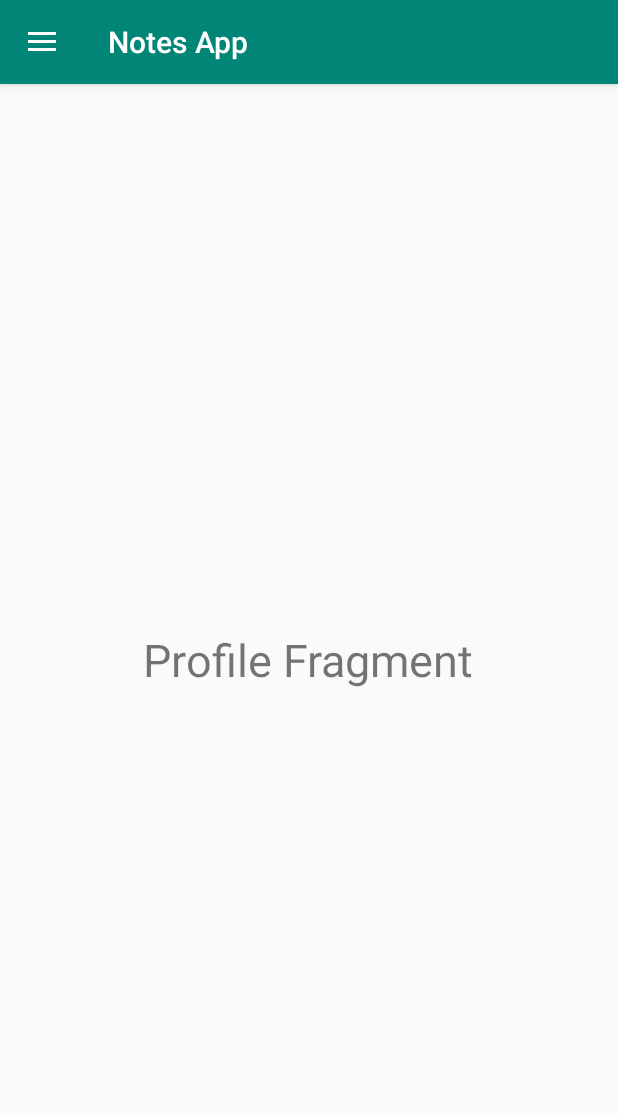
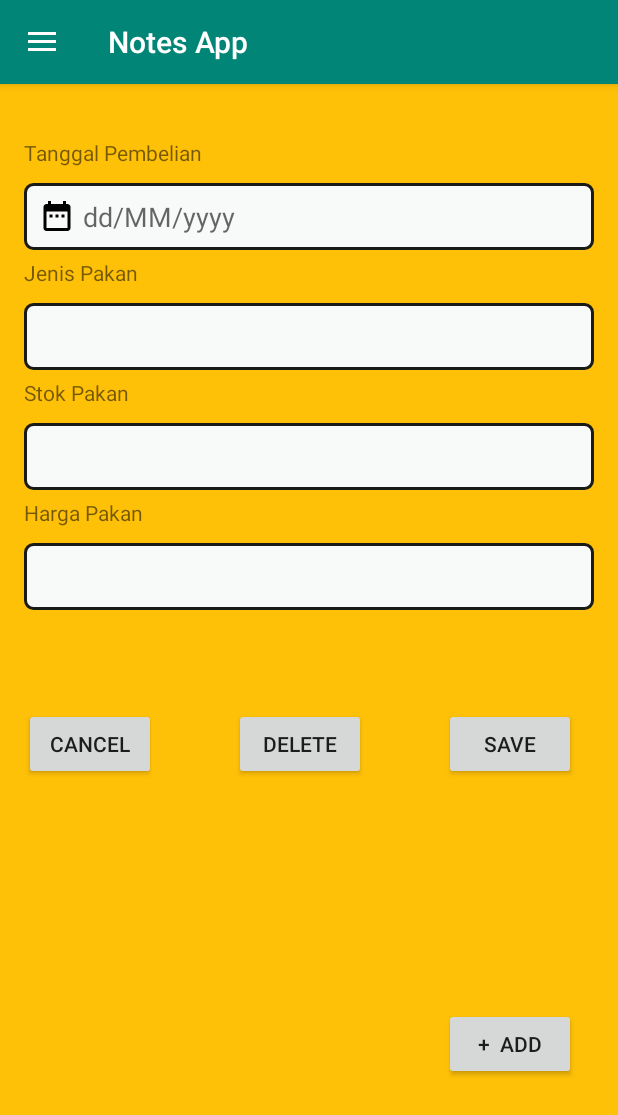
Before and after one commit to aishandavaniaa/pitik, an Android app: the screen it shows after launch (MainActivity), in the side drawer, after a tap on "Profile", on a phone screen of 412 x 824 dp. Shown: the top 1115 px of the screen. Run offline under Robolectric (Android 15) with nearby library versions, the phone set to English and light mode, and no system bars.

Commit message:
data pakan

```diff
--- a/app/src/main/java/com/example/user/navigationdrawersample/ProfileFragment.java
+++ b/app/src/main/java/com/example/user/navigationdrawersample/ProfileFragment.java
@@ -13,5 +13,6 @@ public class ProfileFragment extends Fragment {
     @Override
     public View onCreateView(@NonNull LayoutInflater inflater, @Nullable ViewGroup container, @Nullable Bundle savedInstanceState) {
         return inflater.inflate(R.layout.fragment_profile_layout,container,false);
+
     }
 }
--- /dev/null
+++ b/app/src/main/res/drawable/ic_baseline_date_range_24.xml
@@ -0,0 +1,5 @@
+<vector android:autoMirrored="true" android:height="24dp"
+    android:tint="#000000" android:viewportHeight="24"
+    android:viewportWidth="24" android:width="24dp" xmlns:android="http://schemas.android.com/apk/res/android">
+    <path android:fillColor="@android:color/white" android:pathData="M9,11L7,11v2h2v-2zM13,11h-2v2h2v-2zM17,11h-2v2h2v-2zM19,4h-1L18,2h-2v2L8,4L8,2L6,2v2L5,4c-1.11,0 -1.99,0.9 -1.99,2L3,20c0,1.1 0.89,2 2,2h14c1.1,0 2,-0.9 2,-2L21,6c0,-1.1 -0.9,-2 -2,-2zM19,20L5,20L5,9h14v11z"/>
+</vector>
--- /dev/null
+++ b/app/src/main/res/drawable/round3.xml
@@ -0,0 +1,16 @@
+<?xml version="1.0" encoding="utf-8"?>
+<!--  res/drawable/rounded_edittext.xml -->
+<shape xmlns:android="http://schemas.android.com/apk/res/android"
+    android:shape="rectangle"
+    android:padding="10dp">
+    <gradient android:angle="270"
+        android:endColor="#FFFFFF" android:startColor="#FFFFFF" />
+    <stroke android:width="2dp" android:color="#191B18" />
+
+    <solid android:color="#F8FAF9"/>
+    <corners
+        android:bottomRightRadius="5dp"
+        android:bottomLeftRadius="5dp"
+        android:topLeftRadius="5dp"
+        android:topRightRadius="5dp" />
+</shape>
--- a/app/src/main/res/layout/fragment_profile_layout.xml
+++ b/app/src/main/res/layout/fragment_profile_layout.xml
@@ -1,12 +1,142 @@
 <?xml version="1.0" encoding="utf-8"?>
-<RelativeLayout xmlns:android="http://schemas.android.com/apk/res/android"
-    android:layout_width="match_parent" android:layout_height="match_parent">
-
+<FrameLayout xmlns:android="http://schemas.android.com/apk/res/android"
+    android:layout_width="match_parent" android:layout_height="match_parent"
+    xmlns:tools="http://schemas.android.com/tools"
+    android:orientation="horizontal"
+    android:paddingBottom="16dp"
+    android:paddingLeft="16dp"
+    android:paddingRight="16dp"
+    android:paddingTop="16dp"
+    android:background="#FFC107">
     <TextView
         android:layout_width="wrap_content"
         android:layout_height="wrap_content"
-        android:text="Profile Fragment"
+        android:text=""
         android:textSize="30sp"
         android:layout_centerInParent="true"/>
 
-</RelativeLayout>
+    <EditText
+        android:id="@+id/editText1"
+        android:layout_width="match_parent"
+        android:layout_height="wrap_content"
+        android:layout_below="@+id/textView1"
+        android:layout_alignLeft="@+id/textView1"
+        android:layout_marginTop="50dp"
+        android:background="@drawable/round3"
+        android:drawableLeft="@drawable/ic_baseline_date_range_24"
+        android:drawablePadding="5dp"
+        android:hint="dd/MM/yyyy"
+        android:inputType="number"
+        android:maxLength="10"
+        android:padding="10dp">
+
+        <requestFocus />
+    </EditText>
+
+    <TextView
+        android:id="@id/textView1"
+        android:layout_width="wrap_content"
+        android:layout_height="wrap_content"
+        android:layout_alignParentLeft="true"
+        android:layout_alignParentTop="true"
+        android:layout_marginTop="20dp"
+        android:text="Tanggal Pembelian"
+        />
+
+    <TextView
+        android:id="@+id/textView2"
+        android:layout_width="wrap_content"
+        android:layout_height="wrap_content"
+        android:layout_below="@+id/editText1"
+        android:layout_alignLeft="@+id/editText1"
+        android:layout_marginTop="100dp"
+        android:text="Jenis Pakan" />
+
+    <EditText
+        android:id="@+id/editText2"
+        android:layout_width="match_parent"
+        android:layout_height="wrap_content"
+        android:layout_below="@id/textView2"
+        android:layout_alignLeft="@id/textView2"
+        android:layout_marginTop="130dp"
+        android:background="@drawable/round3"
+        android:inputType="text"
+        android:maxLength="20"
+        android:padding="10dp" />
+
+    <TextView
+        android:id="@+id/textView3"
+        android:layout_width="wrap_content"
+        android:layout_height="wrap_content"
+        android:layout_below="@id/editText2"
+        android:layout_alignLeft="@id/editText2"
+        android:layout_marginTop="180dp"
+        android:text="Stok Pakan" />
+
+    <EditText
+        android:id="@+id/editText3"
+        android:layout_width="match_parent"
+        android:layout_height="wrap_content"
+        android:layout_below="@id/textView3"
+        android:layout_alignLeft="@id/textView3"
+        android:layout_marginTop="210dp"
+        android:background="@drawable/round3"
+        android:inputType="date"
+        android:padding="10dp" />
+
+    <TextView
+        android:id="@+id/textView4"
+        android:layout_width="wrap_content"
+        android:layout_height="wrap_content"
+        android:layout_below="@+id/editText3"
+        android:layout_alignLeft="@+id/editText3"
+        android:layout_marginTop="260dp"
+        android:text="Harga Pakan" />
+
+    <EditText
+        android:id="@+id/editText4"
+        android:layout_width="match_parent"
+        android:layout_height="wrap_content"
+        android:layout_below="@id/textView4"
+        android:layout_alignLeft="@id/textView4"
+        android:layout_marginTop="290dp"
+        android:background="@drawable/round3"
+        android:hint=""
+        android:inputType="text"
+        android:maxLength="1"
+        android:padding="10dp" />
+
+    <Button
+        android:id="@+id/button"
+        android:layout_width="wrap_content"
+        android:layout_height="wrap_content"
+        android:layout_marginTop="400dp"
+        android:text="CANCEL" />
+
+    <Button
+        android:id="@+id/button2"
+        android:layout_width="wrap_content"
+        android:layout_height="wrap_content"
+        android:layout_marginLeft="140dp"
+        android:layout_marginTop="400dp"
+        android:text="DELETE"
+        />
+
+    <Button
+        android:id="@+id/button3"
+        android:layout_width="wrap_content"
+        android:layout_height="wrap_content"
+        android:layout_marginLeft="280dp"
+        android:layout_marginTop="400dp"
+        android:text="SAVE" />
+
+    <Button
+        android:layout_width="wrap_content"
+        android:layout_height="wrap_content"
+        android:layout_alignParentRight="true"
+        android:layout_alignParentBottom="true"
+        android:layout_marginTop="600dp"
+        android:layout_marginLeft="280dp"
+        android:text="+  add" />
+
+</FrameLayout>
--- a/app/src/main/res/menu/nav_drawer_menu.xml
+++ b/app/src/main/res/menu/nav_drawer_menu.xml
@@ -14,8 +14,9 @@
             android:title="Chat" />
         <item
             android:id="@+id/nav_profile_id"
-            android:icon="@drawable/ic_person_black_24dp"
-            android:title="Profile" />
+            android:drawableLeft="@drawable/ic_person_black_24dp"
+            android:title="Profile"
+            />
         <item
             android:id="@+id/nav_notebooks_id"
             android:title="Notebooks"
```
Also changed, not shown: app/src/main/res/drawable/farmhouse.png (added).
